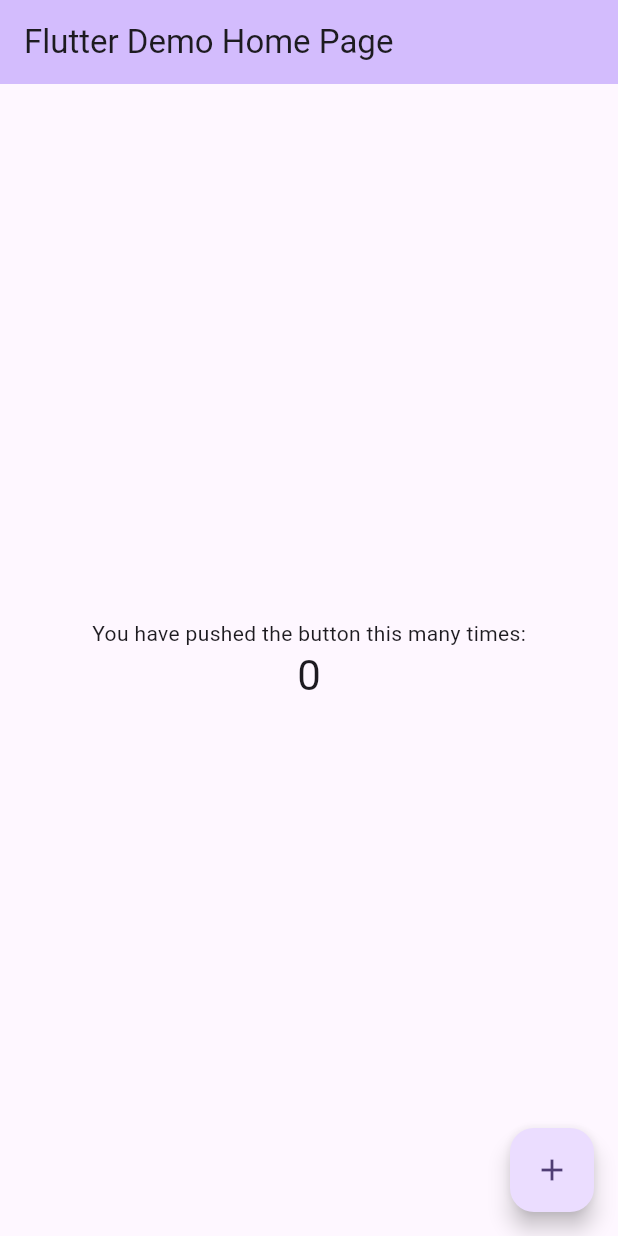
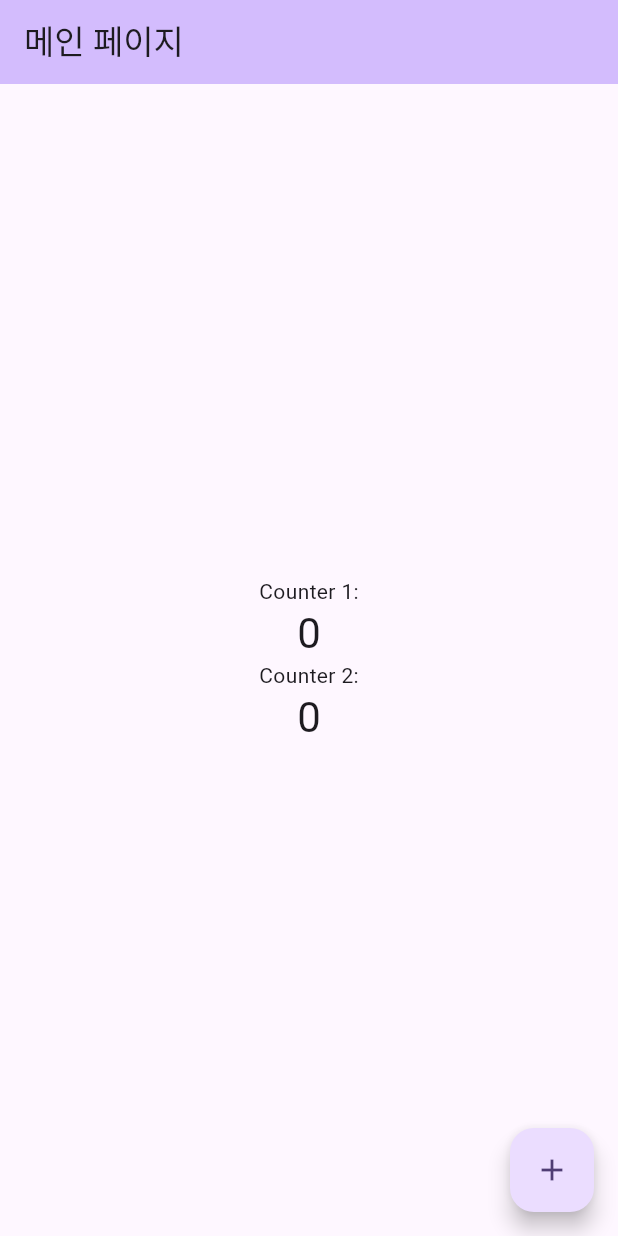
Before and after one commit to ParkJinSuk/flutter_ssh_application, a Flutter app: the screen it shows after launch, on a phone screen of 412 x 824 dp. Run offline on Flutter 3.47's test engine with Material 2 defaults, Android fonts, the phone set to English and light mode, and no system bars; our stand-ins replace yaml; missing offline and left inert: yaml_writer.

Commit message:
✅ yaml 파일로 데이터 저장 기능 확인

```diff
--- a/lib/main.dart
+++ b/lib/main.dart
@@ -1,4 +1,8 @@
+import 'dart:io';
+import 'dart:convert';
 import 'package:flutter/material.dart';
+import 'package:yaml/yaml.dart';
+import 'package:yaml_writer/yaml_writer.dart';
 
 void main() {
   runApp(const MyApp());
@@ -7,46 +11,21 @@
 class MyApp extends StatelessWidget {
   const MyApp({super.key});
 
-  // This widget is the root of your application.
   @override
   Widget build(BuildContext context) {
     return MaterialApp(
-      title: 'Flutter Demo',
+      title: 'Flutter SSH Program',
       theme: ThemeData(
-        // This is the theme of your application.
-        //
-        // TRY THIS: Try running your application with "flutter run". You'll see
-        // the application has a blue toolbar. Then, without quitting the app,
-        // try changing the seedColor in the colorScheme below to Colors.green
-        // and then invoke "hot reload" (save your changes or press the "hot
-        // reload" button in a Flutter-supported IDE, or press "r" if you used
-        // the command line to start the app).
-        //
-        // Notice that the counter didn't reset back to zero; the application
-        // state is not lost during the reload. To reset the state, use hot
-        // restart instead.
-        //
-        // This works for code too, not just values: Most code changes can be
-        // tested with just a hot reload.
         colorScheme: ColorScheme.fromSeed(seedColor: Colors.deepPurple),
         useMaterial3: true,
       ),
-      home: const MyHomePage(title: 'Flutter Demo Home Page'),
+      home: const MyHomePage(title: '메인 페이지'),
     );
   }
 }
 
 class MyHomePage extends StatefulWidget {
   const MyHomePage({super.key, required this.title});
-
-  // This widget is the home page of your application. It is stateful, meaning
-  // that it has a State object (defined below) that contains fields that affect
-  // how it looks.
-
-  // This class is the configuration for the state. It holds the values (in this
-  // case the title) provided by the parent (in this case the App widget) and
-  // used by the build method of the State. Fields in a Widget subclass are
-  // always marked "final".
 
   final String title;
 
@@ -55,71 +34,87 @@
 }
 
 class _MyHomePageState extends State<MyHomePage> {
-  int _counter = 0;
+  int _counter1 = 0;
+  int _counter2 = 0;
 
-  void _incrementCounter() {
+  @override
+  void initState() {
+    super.initState();
+    _loadCounters();
+  }
+
+  void _loadCounters() async {
+    try {
+      final file = File('dm_config.yaml');
+      if (await file.exists()) {
+        final contents = await file.readAsString();
+        final yamlData = loadYaml(contents);
+
+        setState(() {
+          _counter1 = yamlData['counter1'] ?? 0;
+          _counter2 = yamlData['counter2'] ?? 0;
+        });
+      }
+    } catch (e) {
+      print('Error loading counters: $e');
+    }
+  }
+
+  void _incrementCounters() {
     setState(() {
-      // This call to setState tells the Flutter framework that something has
-      // changed in this State, which causes it to rerun the build method below
-      // so that the display can reflect the updated values. If we changed
-      // _counter without calling setState(), then the build method would not be
-      // called again, and so nothing would appear to happen.
-      _counter++;
+      _counter1++;
+      _counter2--;
+      _saveCounters();
     });
+  }
+
+  void _saveCounters() async {
+    try {
+      final file = File('dm_config.yaml');
+      var yamlWriter = YAMLWriter();
+      var yamlDoc = yamlWriter.write({
+        'counter1': _counter1,
+        'counter2': _counter2,
+      });
+      await file.writeAsString(yamlDoc);
+    } catch (e) {
+      print('Error saving counters: $e');
+    }
   }
 
   @override
   Widget build(BuildContext context) {
-    // This method is rerun every time setState is called, for instance as done
-    // by the _incrementCounter method above.
-    //
-    // The Flutter framework has been optimized to make rerunning build methods
-    // fast, so that you can just rebuild anything that needs updating rather
-    // than having to individually change instances of widgets.
     return Scaffold(
       appBar: AppBar(
-        // TRY THIS: Try changing the color here to a specific color (to
-        // Colors.amber, perhaps?) and trigger a hot reload to see the AppBar
-        // change color while the other colors stay the same.
         backgroundColor: Theme.of(context).colorScheme.inversePrimary,
-        // Here we take the value from the MyHomePage object that was created by
-        // the App.build method, and use it to set our appbar title.
         title: Text(widget.title),
       ),
       body: Center(
-        // Center is a layout widget. It takes a single child and positions it
-        // in the middle of the parent.
         child: Column(
-          // Column is also a layout widget. It takes a list of children and
-          // arranges them vertically. By default, it sizes itself to fit its
-          // children horizontally, and tries to be as tall as its parent.
-          //
-          // Column has various properties to control how it sizes itself and
-          // how it positions its children. Here we use mainAxisAlignment to
-          // center the children vertically; the main axis here is the vertical
-          // axis because Columns are vertical (the cross axis would be
-          // horizontal).
-          //
-          // TRY THIS: Invoke "debug painting" (choose the "Toggle Debug Paint"
-          // action in the IDE, or press "p" in the console), to see the
-          // wireframe for each widget.
           mainAxisAlignment: MainAxisAlignment.center,
           children: <Widget>[
             const Text(
-              'You have pushed the button this many times:',
+              'Counter 1:',
             ),
             Text(
-              '$_counter',
+              '$_counter1',
+              style: Theme.of(context).textTheme.headlineMedium,
+            ),
+            const Text(
+              'Counter 2:',
+            ),
+            Text(
+              '$_counter2',
               style: Theme.of(context).textTheme.headlineMedium,
             ),
           ],
         ),
       ),
       floatingActionButton: FloatingActionButton(
-        onPressed: _incrementCounter,
+        onPressed: _incrementCounters,
         tooltip: 'Increment',
         child: const Icon(Icons.add),
-      ), // This trailing comma makes auto-formatting nicer for build methods.
+      ),
     );
   }
 }
--- a/pubspec.yaml
+++ b/pubspec.yaml
@@ -35,6 +35,9 @@ dependencies:
   # The following adds the Cupertino Icons font to your application.
   # Use with the CupertinoIcons class for iOS style icons.
   cupertino_icons: ^1.0.2
+  yaml: ^3.0.1
+  yaml_writer: ^1.0.3
+  ssh2: ^2.2.3
 
 dev_dependencies:
   flutter_test:
```
Also changed, not shown: pubspec.lock, 1 other file.
